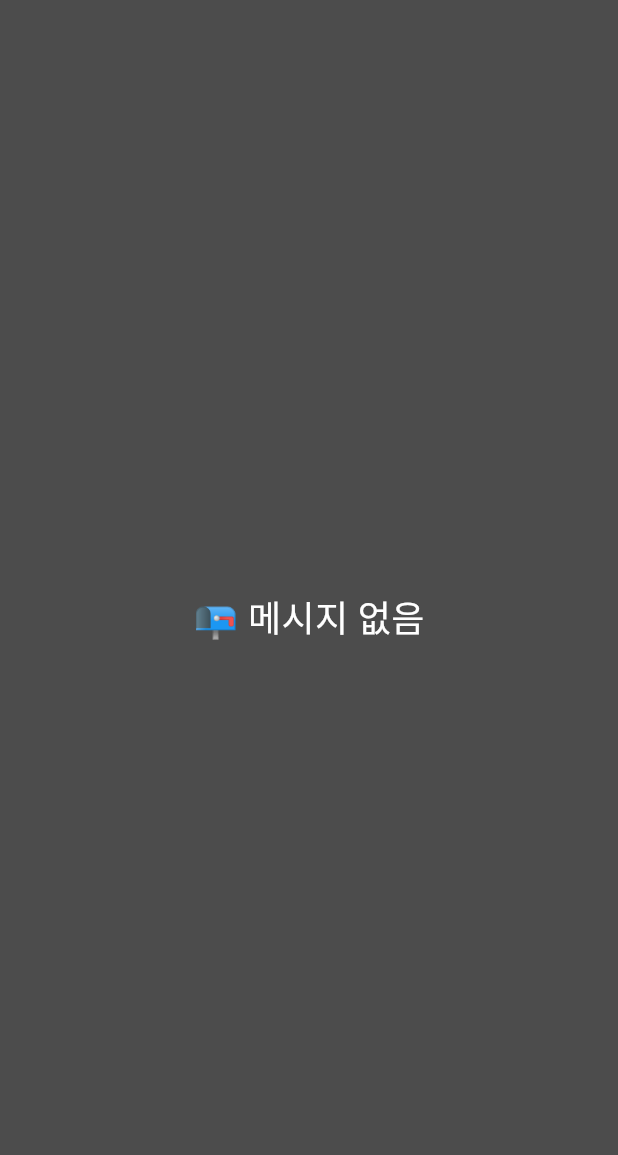
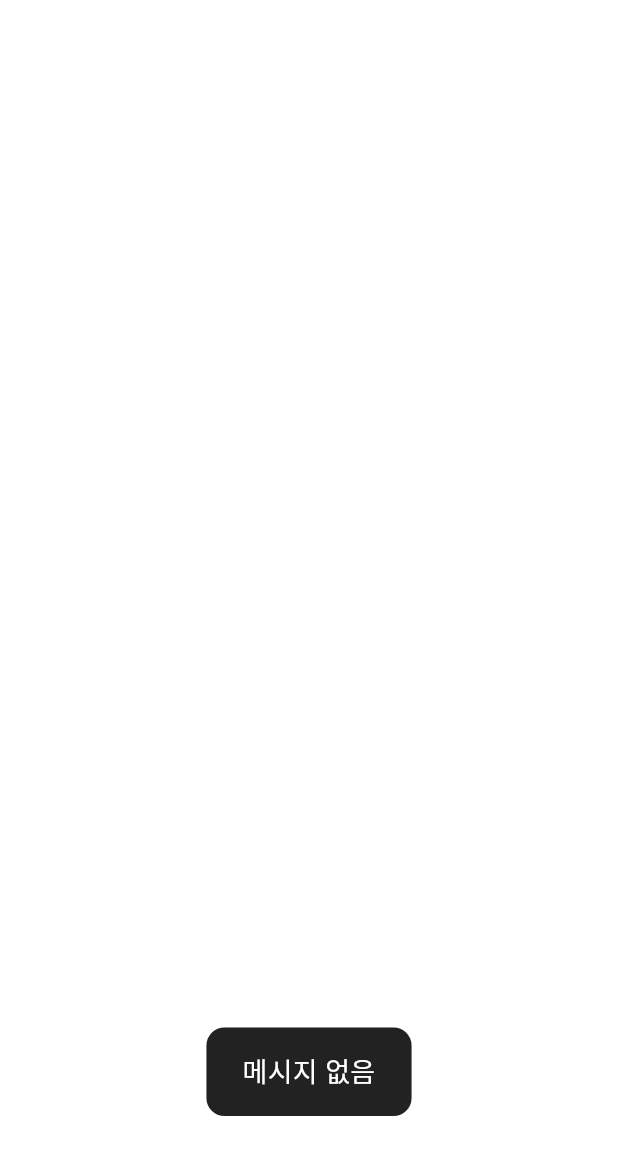
Before and after one commit to hkimmarusys/FCM_test, a Flutter app: the OverlayWidget screen opened directly, on a phone screen of 412 x 824 dp. Shown: the top 1155 px of the screen. Run offline on Flutter 3.47's test engine with Material 3 defaults, Android fonts, the phone set to English and light mode, and no system bars; our stand-ins replace firebase_core, firebase_messaging, flutter_local_notifications, fluttertoast; missing offline and left inert: flutter_overlay_window; accounts and stored records are empty; statements that could not run were skipped.

Commit message:
change background overlay design

```diff
--- a/lib/overlay/overlay_widget.dart
+++ b/lib/overlay/overlay_widget.dart
@@ -2,6 +2,7 @@
 import 'dart:isolate';
 import 'dart:ui';
 import 'package:flutter/material.dart';
+import 'package:flutter_overlay_window/flutter_overlay_window.dart';
 
 class OverlayWidget extends StatefulWidget {
   const OverlayWidget({super.key});
@@ -11,27 +12,28 @@ class OverlayWidget extends StatefulWidget {
 }
 
 class _OverlayWidgetState extends State<OverlayWidget> {
-  String messageBody = '📭 메시지 없음';
+  String messageBody = '메시지 없음';
   ReceivePort? _receivePort;
 
   @override
   void initState() {
     super.initState();
     _initReceiver();
+
+
   }
 
   void _initReceiver() {
     _receivePort = ReceivePort();
-    // 이름을 등록 (나중에 이 이름으로 SendPort를 찾을 수 있음)
     IsolateNameServer.registerPortWithName(
       _receivePort!.sendPort,
       'overlay_message_port',
     );
 
     _receivePort!.listen((data) {
-      print('📨 오버레이 메시지 수신: $data');
+      print('오버레이 메시지 수신: $data');
       setState(() {
-        messageBody = data.toString(); // 화면에 표시
+        messageBody = data.toString();
       });
     });
   }
@@ -48,14 +50,28 @@ class _OverlayWidgetState extends State<OverlayWidget> {
   @override
   Widget build(BuildContext context) {
     return Scaffold(
-      backgroundColor: Colors.black.withOpacity(0.7),
-      body: Center(
-        child: Text(
-          messageBody,
-          style: const TextStyle(fontSize: 24, color: Colors.white),
-          textAlign: TextAlign.center,
+      backgroundColor: Colors.transparent,
+      body: Align(
+        alignment: Alignment.bottomCenter,
+        child: Padding(
+          padding: const EdgeInsets.only(bottom: 80),
+          child: DecoratedBox(
+            decoration: BoxDecoration(
+              color: Colors.black87,
+              borderRadius: BorderRadius.circular(12),
+            ),
+            child: Padding(
+              padding: const EdgeInsets.symmetric(horizontal: 24, vertical: 16),
+              child: Text(
+                messageBody,
+                style: const TextStyle(fontSize: 18, color: Colors.white),
+                textAlign: TextAlign.center,
+              ),
+            ),
+          ),
         ),
       ),
     );
   }
+
 }
--- a/lib/screens/home_screen.dart
+++ b/lib/screens/home_screen.dart
@@ -33,7 +33,7 @@ class _HomeScreenState extends State<HomeScreen> {
     await messaging.requestPermission();
     final token = await messaging.getToken();
     setState(() => _token = token);
-    print("🔑 FCM Token: $token");
+    print("FCM Token: $token");
 
     FirebaseMessaging.onMessage.listen((message) {
       final title = message.notification?.title ?? message.data['title'];
@@ -55,7 +55,7 @@ class _HomeScreenState extends State<HomeScreen> {
         child: Padding(
           padding: const EdgeInsets.all(16.0),
           child: Text(
-            _token != null ? '📡 FCM Token:\n$_token' : '토큰 가져오는 중...',
+            _token != null ? 'FCM Token:\n$_token' : '토큰 가져오는 중...',
             textAlign: TextAlign.center,
           ),
         ),
```
Also changed, not shown: lib/main.dart (+7 -1 lines).
